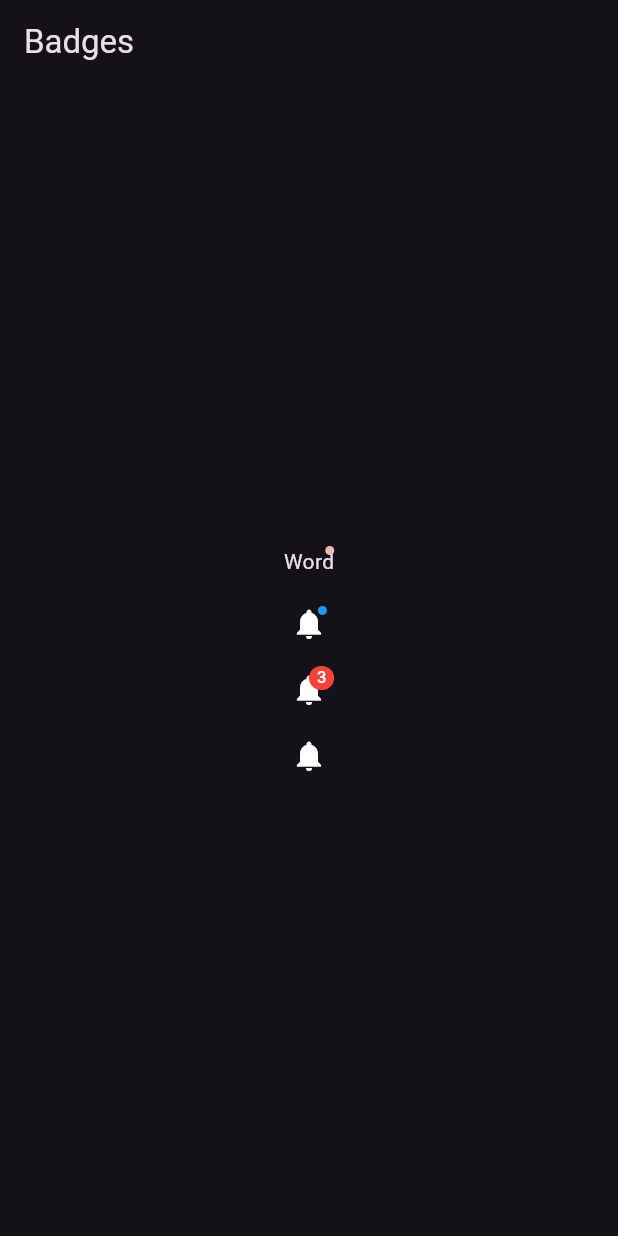
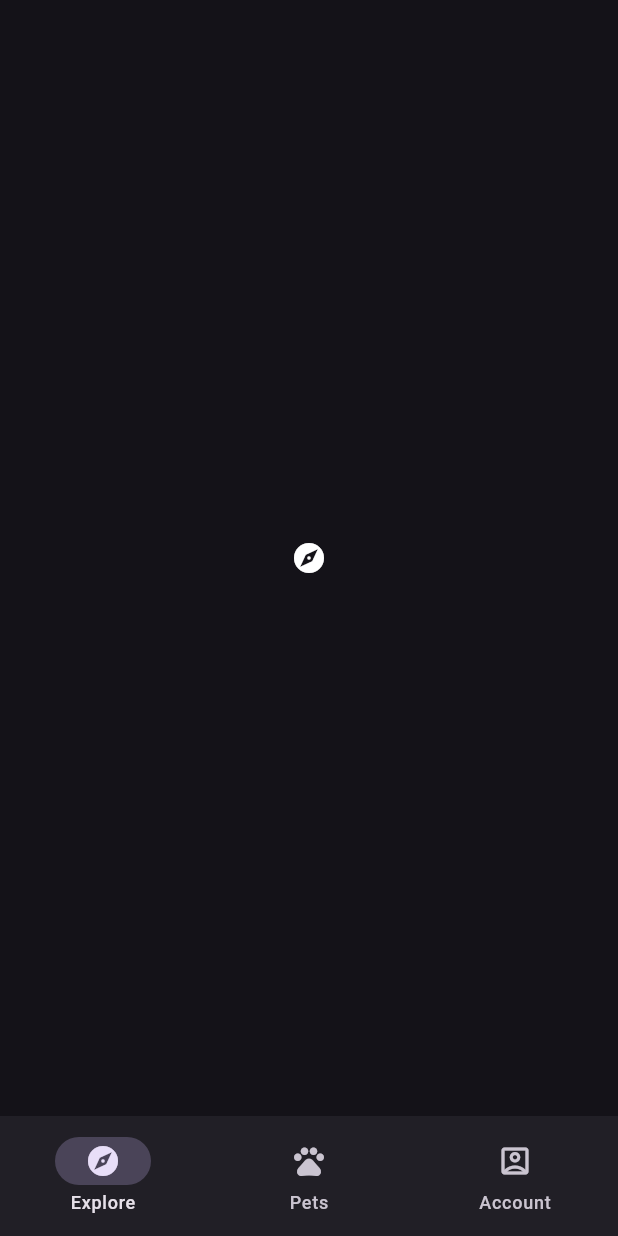
Before and after one commit to w1y0n0/flutter_widget_exercise, a Flutter app: the screen it shows after launch, on a phone screen of 412 x 824 dp. Run offline on Flutter 3.47's test engine with Material 2 defaults, Android fonts, the phone set to English and light mode, and no system bars.

Commit message:
Material3: NavigationBar

```diff
--- a/lib/main.dart
+++ b/lib/main.dart
@@ -5,6 +5,7 @@ import 'package:flutter_widget_exercise/material3/badges.dart';
 import 'package:flutter_widget_exercise/material3/common_button.dart';
 import 'package:flutter_widget_exercise/material3/floating_action_buttons.dart';
 import 'package:flutter_widget_exercise/material3/icons_buttons.dart';
+import 'package:flutter_widget_exercise/material3/nav_bar.dart';
 import 'package:flutter_widget_exercise/material3/segmented_buttons.dart';
 
 void main() {
@@ -40,7 +41,8 @@ class MyApp extends StatelessWidget {
       // home: const FloatingActionButtons(),
       // home: const IconButtons(),
       // home: const SegmentedButtons(),
-      home: const Badges(),
+      // home: const Badges(),
+      home: const NavBar(),
     );
   }
 }
--- /dev/null
+++ b/lib/material3/nav_bar.dart
@@ -0,0 +1,43 @@
+import 'package:flutter/material.dart';
+
+class NavBar extends StatefulWidget {
+  const NavBar({super.key});
+
+  @override
+  State<NavBar> createState() => _NavBarState();
+}
+
+class _NavBarState extends State<NavBar> {
+  int currentIndex = 0;
+  @override
+  Widget build(BuildContext context) {
+    return Scaffold(
+      body: [
+        const Center(child: Icon(Icons.explore)),
+        const Center(child: Icon(Icons.pets)),
+        const Center(child: Icon(Icons.account_box_outlined)),
+      ][currentIndex],
+      bottomNavigationBar: NavigationBar(
+        selectedIndex: currentIndex,
+        onDestinationSelected: (value) {
+          currentIndex = value;
+          setState(() {});
+        },
+        destinations: const [
+          NavigationDestination(
+            icon: Icon(Icons.explore),
+            label: 'Explore',
+          ),
+          NavigationDestination(
+            icon: Icon(Icons.pets),
+            label: 'Pets',
+          ),
+          NavigationDestination(
+            icon: Icon(Icons.account_box_outlined),
+            label: 'Account',
+          ),
+        ],
+      ),
+    );
+  }
+}
```
